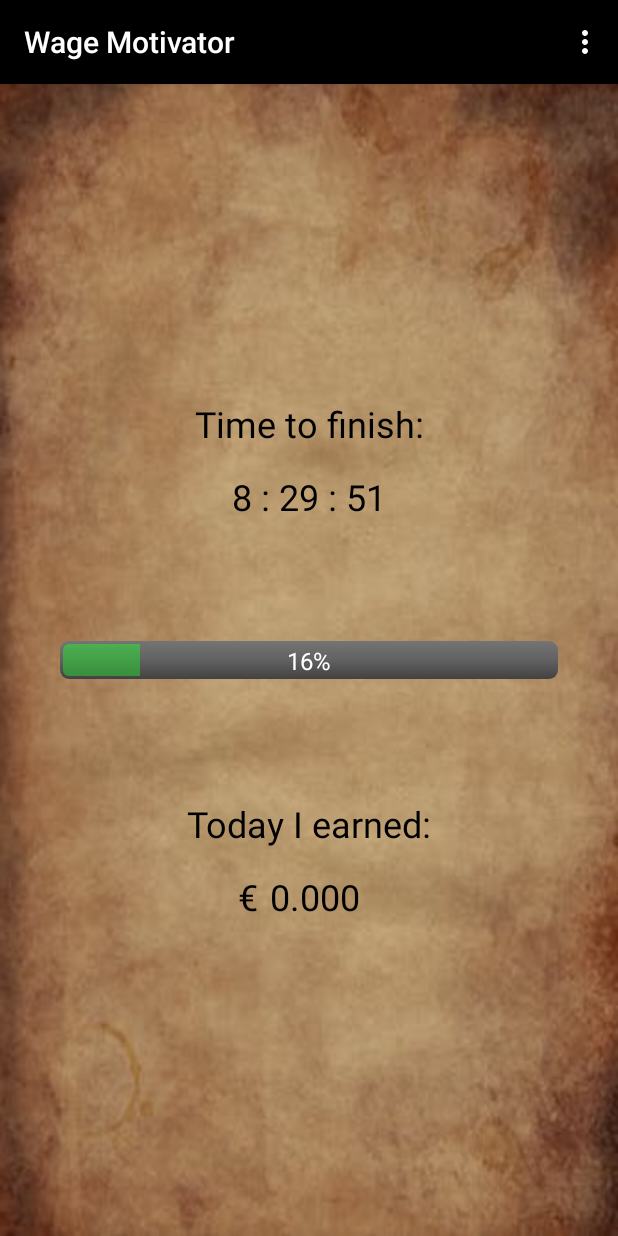
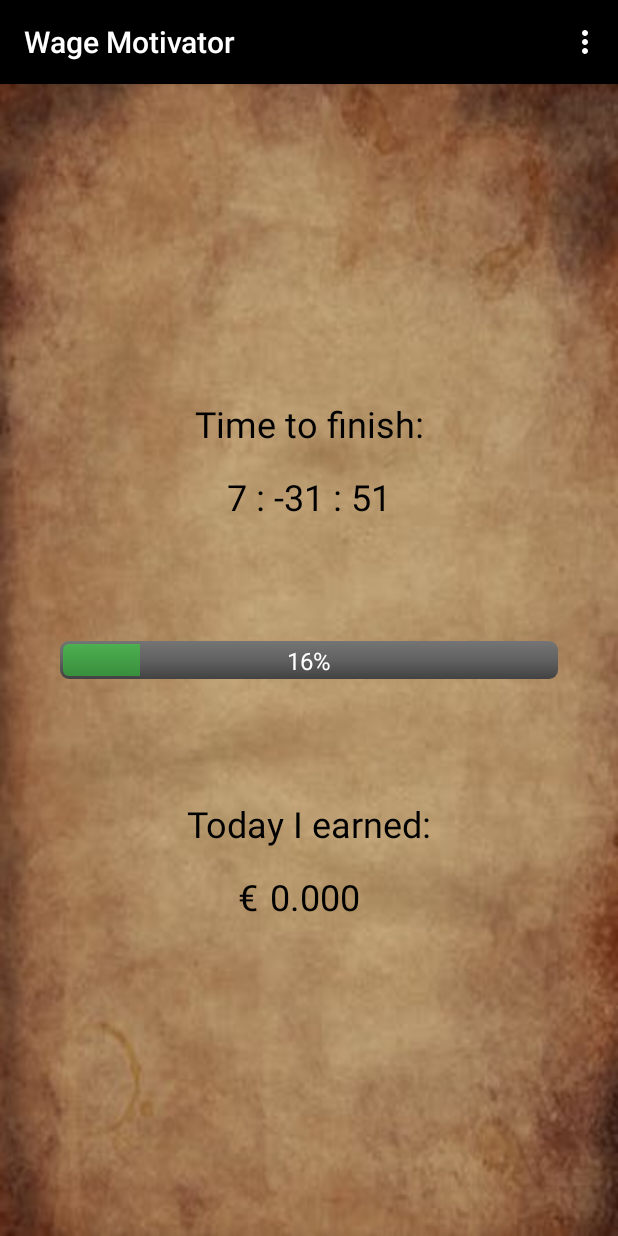
Before and after one commit to LeL94/Wage-Motivator, an Android app: the MainActivity screen opened directly, with no data from a screen before it, on a phone screen of 412 x 824 dp. Run offline under Robolectric (Android 15) with nearby library versions, the phone set to English and light mode, and no system bars; Roboto replaces fonts that are not available here.

Commit message:
minor changes

```diff
--- a/app/src/main/java/com/example/wagemotivator/MainActivity.java
+++ b/app/src/main/java/com/example/wagemotivator/MainActivity.java
@@ -2,7 +2,6 @@ package com.example.wagemotivator;
 
 import androidx.annotation.NonNull;
 import androidx.appcompat.app.AppCompatActivity;
-
 import android.annotation.SuppressLint;
 import android.content.Intent;
 import android.content.SharedPreferences;
@@ -17,11 +16,16 @@ import java.text.SimpleDateFormat;
 import java.util.Calendar;
 import android.os.*;
 import android.widget.Toast;
-
 import java.util.Date;
 
 
 public class MainActivity extends AppCompatActivity {
+
+    private SharedPreferences sharedPreferences;
+    private TextView tvRemainingTime;
+    private TextView gainText;
+    private ProgressBar progressBar;
+    private TextView tvPercentage;
 
 
     @Override
@@ -32,36 +36,31 @@ public class MainActivity extends AppCompatActivity {
         setContentView(R.layout.activity_main);
 
 
-        final SharedPreferences sharedPreferences = getSharedPreferences(SharedConst.SHARED_PREFS, MODE_PRIVATE);
+        // Assign attributes
+        sharedPreferences = getSharedPreferences(SharedConst.SHARED_PREFS, MODE_PRIVATE);
+        tvRemainingTime = findViewById(R.id.tvRemainingTime);
+        gainText = findViewById(R.id.gainText);
+        progressBar = findViewById(R.id.progressBar);
+        tvPercentage = findViewById(R.id.tvPercentage);
 
-
-        // Variables
-        final TextView tvRemainingTime = findViewById(R.id.tvRemainingTime);
-        final TextView gainText = findViewById(R.id.gainText);
-        final ProgressBar progressBar = findViewById(R.id.progressBar);
-        final TextView tvPercentage = findViewById(R.id.tvPercentage);
 
         // Timer
         final Handler handler = new Handler();
         handler.postDelayed(new Runnable(){
             public void run(){
-
                 try {
-                    setTimeAndGain(sharedPreferences, tvRemainingTime, gainText, progressBar, tvPercentage);
+                    setTimeAndGain();
                 } catch (ParseException e) {
                     e.printStackTrace();
                 }
-
                 handler.postDelayed(this, 1000);
             }
         }, 0);
-
     }
 
 
     @SuppressLint("DefaultLocale")
-    public void setTimeAndGain(SharedPreferences sharedPreferences, TextView tvRemainingTime, TextView gainText,
-                               ProgressBar progressBar, TextView tvPercentage) throws ParseException {
+    public void setTimeAndGain() throws ParseException {
 
         double dailyWage = Double.parseDouble(sharedPreferences.getString(SharedConst.DAILY_WAGE, "0"));
         int startingHour = Integer.parseInt(sharedPreferences.getString(SharedConst.STARTING_HOUR, "9"));
@@ -82,9 +81,13 @@ public class MainActivity extends AppCompatActivity {
         int counter = 100*elapsedTimeInSeconds/totalWorkingTimeInSeconds;
 
         // Remaining time
-        int remainingHour = finishingHour - currentHour;
-        int remainingMinute = 59 - currentMinute;
+        int remainingHour = finishingHour - currentHour - 1;
+        int remainingMinute = finishingMinute - currentMinute - 1;
         int remainingSecond = 59 - currentSecond;
+
+        if (remainingHour < 0)
+            remainingHour = 0;
+
         @SuppressLint("DefaultLocale")
         String remainingTime = remainingHour + " : " + String.format("%02d", remainingMinute) + " : " + String.format("%02d", remainingSecond);
         tvRemainingTime.setText(remainingTime);
--- a/app/src/main/res/layout/activity_main.xml
+++ b/app/src/main/res/layout/activity_main.xml
@@ -27,7 +27,7 @@
         android:layout_height="wrap_content"
         android:layout_marginBottom="16dp"
         android:fontFamily="@font/autour_one"
-        android:text="Time to finish:"
+        android:text="@string/time_to_finish"
         android:textColor="#000000"
         android:textSize="24sp"
         app:layout_constraintBottom_toTopOf="@+id/tvRemainingTime"
@@ -40,7 +40,7 @@
         android:layout_height="wrap_content"
         android:layout_marginTop="80dp"
         android:fontFamily="@font/autour_one"
-        android:text="Today I earned:"
+        android:text="@string/today_i_earned"
         android:textColor="#000000"
         android:textSize="24sp"
         app:layout_constraintEnd_toEndOf="parent"
@@ -69,7 +69,7 @@
         android:layout_height="wrap_content"
         android:layout_marginEnd="8dp"
         android:fontFamily="@font/autour_one"
-        android:text="€"
+        android:text="@string/euro_symbol"
         android:textColor="#000000"
         android:textSize="24sp"
         app:layout_constraintEnd_toStartOf="@+id/gainText"
--- a/app/src/main/res/values/strings.xml
+++ b/app/src/main/res/values/strings.xml
@@ -1,3 +1,10 @@
 <resources>
     <string name="app_name">Wage Motivator</string>
+    <string name="btn_save">Save</string>
+    <string name="daily_wage">Daily wage:</string>
+    <string name="starting_at">Starting at:</string>
+    <string name="finishing_at">Finishing at:</string>
+    <string name="euro_symbol">€</string>
+    <string name="time_to_finish">Time to finish:</string>
+    <string name="today_i_earned">Today I earned:</string>
 </resources>
```
Also changed, not shown: app/src/main/java/com/example/wagemotivator/SettingsActivity.java (+16 -17 lines), app/src/main/res/layout/activity_settings.xml (+9 -9 lines).
